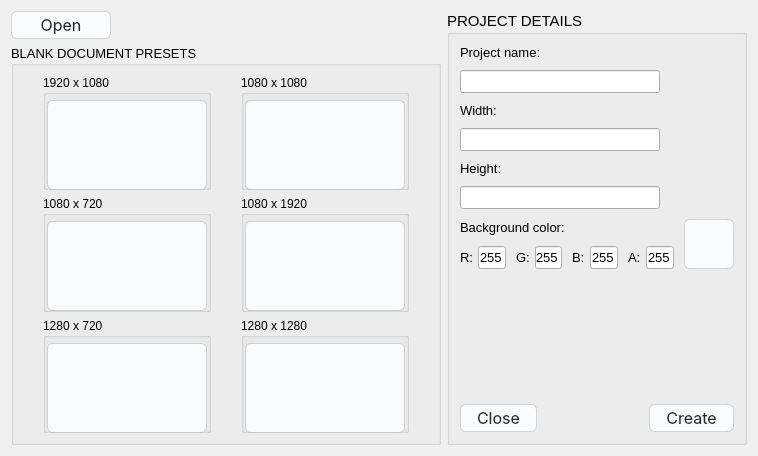
Qt form photo_editor/start_dialog.ui (SevaMisiul/photo_editor) before a commit.
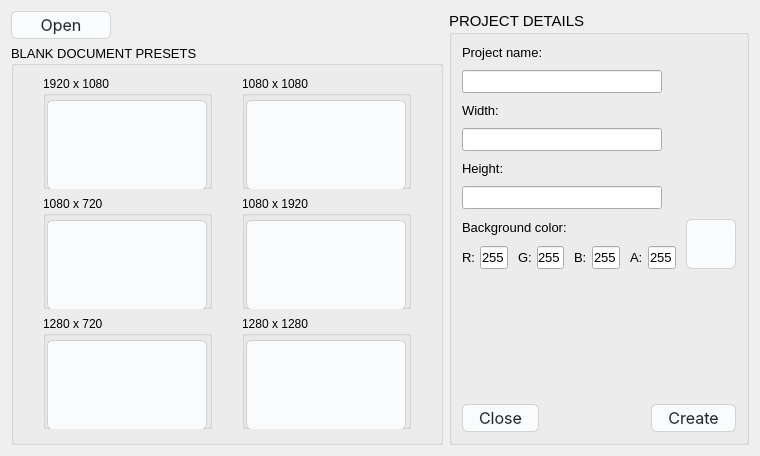
The same form after that commit. Icons and pictures are not drawn.

Patch:
```diff
--- a/photo_editor/start_dialog.ui
+++ b/photo_editor/start_dialog.ui
@@ -92,10 +92,16 @@
           </property>
           <item>
            <widget class="QGroupBox" name="gb1920_1080">
+            <property name="minimumSize">
+             <size>
+              <width>169</width>
+              <height>113</height>
+             </size>
+            </property>
             <property name="maximumSize">
              <size>
-              <width>16777215</width>
-              <height>16777215</height>
+              <width>169</width>
+              <height>113</height>
              </size>
             </property>
             <property name="styleSheet">
@@ -168,10 +174,16 @@
           </item>
           <item>
            <widget class="QGroupBox" name="gb1080_1080">
+            <property name="minimumSize">
+             <size>
+              <width>169</width>
+              <height>113</height>
+             </size>
+            </property>
             <property name="maximumSize">
              <size>
-              <width>16777215</width>
-              <height>16777215</height>
+              <width>169</width>
+              <height>113</height>
              </size>
             </property>
             <property name="styleSheet">
@@ -257,10 +269,16 @@
           </property>
           <item>
            <widget class="QGroupBox" name="gb1080_720">
+            <property name="minimumSize">
+             <size>
+              <width>169</width>
+              <height>113</height>
+             </size>
+            </property>
             <property name="maximumSize">
              <size>
-              <width>16777215</width>
-              <height>16777215</height>
+              <width>169</width>
+              <height>113</height>
              </size>
             </property>
             <property name="styleSheet">
@@ -333,10 +351,16 @@
           </item>
           <item>
            <widget class="QGroupBox" name="gb1080_1920">
+            <property name="minimumSize">
+             <size>
+              <width>169</width>
+              <height>113</height>
+             </size>
+            </property>
             <property name="maximumSize">
              <size>
-              <width>16777215</width>
-              <height>16777215</height>
+              <width>169</width>
+              <height>113</height>
              </size>
             </property>
             <property name="styleSheet">
@@ -422,10 +446,16 @@
           </property>
           <item>
            <widget class="QGroupBox" name="gb1280_720">
+            <property name="minimumSize">
+             <size>
+              <width>169</width>
+              <height>113</height>
+             </size>
+            </property>
             <property name="maximumSize">
              <size>
-              <width>16777215</width>
-              <height>16777215</height>
+              <width>169</width>
+              <height>113</height>
              </size>
             </property>
             <property name="styleSheet">
@@ -498,10 +528,16 @@
           </item>
           <item>
            <widget class="QGroupBox" name="gb1280_1280">
+            <property name="minimumSize">
+             <size>
+              <width>169</width>
+              <height>113</height>
+             </size>
+            </property>
             <property name="maximumSize">
              <size>
-              <width>16777215</width>
-              <height>16777215</height>
+              <width>169</width>
+              <height>113</height>
              </size>
             </property>
             <property name="styleSheet">
```
